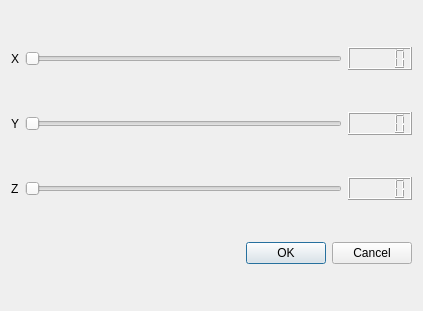
The window that projeto/boxdialog.ui (davisouzaf/projetoProgramacao) describes before a commit, drawn with Qt 5.
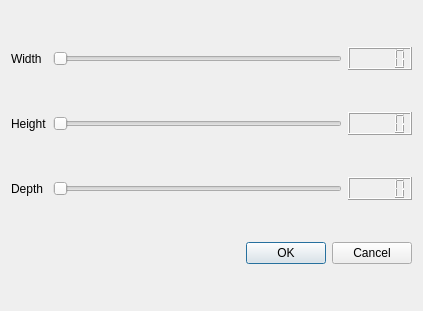
The same window after the commit.

```diff
--- a/projeto/boxdialog.ui
+++ b/projeto/boxdialog.ui
@@ -17,7 +17,7 @@
    <item row="0" column="0">
     <widget class="QLabel" name="label">
      <property name="text">
-      <string>X</string>
+      <string>Width</string>
      </property>
     </widget>
    </item>
@@ -34,7 +34,7 @@
    <item row="1" column="0">
     <widget class="QLabel" name="label_2">
      <property name="text">
-      <string>Y</string>
+      <string>Height</string>
      </property>
     </widget>
    </item>
@@ -51,7 +51,7 @@
    <item row="2" column="0">
     <widget class="QLabel" name="label_3">
      <property name="text">
-      <string>Z</string>
+      <string>Depth</string>
      </property>
     </widget>
    </item>
```
